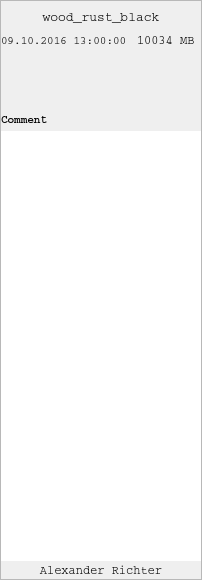
Above: lib/utils/ui/arUtil_preview.ui from alexanderrichtertd/plex before the change. Below: the same form after it.
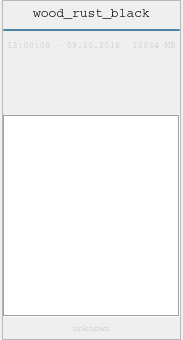
That is the form after the change. Icons and pictures are not drawn.

```diff
--- a/lib/utils/ui/arUtil_preview.ui
+++ b/lib/utils/ui/arUtil_preview.ui
@@ -6,8 +6,8 @@
    <rect>
     <x>0</x>
     <y>0</y>
-    <width>202</width>
-    <height>580</height>
+    <width>183</width>
+    <height>340</height>
    </rect>
   </property>
   <property name="windowTitle">
@@ -17,7 +17,16 @@
    <property name="spacing">
     <number>0</number>
    </property>
-   <property name="margin">
+   <property name="leftMargin">
+    <number>2</number>
+   </property>
+   <property name="topMargin">
+    <number>0</number>
+   </property>
+   <property name="rightMargin">
+    <number>2</number>
+   </property>
+   <property name="bottomMargin">
     <number>0</number>
    </property>
    <item>
@@ -56,11 +65,25 @@
        <number>0</number>
       </property>
       <item>
+       <widget class="QWidget" name="wgMeta" native="true">
+        <layout class="QVBoxLayout" name="verticalLayout_3">
+         <property name="spacing">
+          <number>4</number>
+         </property>
+         <property name="margin">
+          <number>0</number>
+         </property>
+         <item>
+          <layout class="QHBoxLayout" name="horizontalLayout_2">
+           <property name="bottomMargin">
+            <number>0</number>
+           </property>
+           <item>
        <widget class="QLabel" name="lblTitle">
         <property name="minimumSize">
          <size>
           <width>0</width>
-          <height>32</height>
+               <height>24</height>
          </size>
         </property>
         <property name="maximumSize">
@@ -71,6 +94,7 @@
         </property>
         <property name="font">
          <font>
+               <family>MS Shell Dlg 2</family>
           <pointsize>10</pointsize>
           <weight>50</weight>
           <bold>false</bold>
@@ -87,10 +111,31 @@
         </property>
        </widget>
       </item>
+          </layout>
+         </item>
+         <item>
+          <widget class="QProgressBar" name="progressBar">
+           <property name="maximumSize">
+            <size>
+             <width>16777215</width>
+             <height>2</height>
+            </size>
+           </property>
+           <property name="value">
+            <number>100</number>
+           </property>
+           <property name="textVisible">
+            <bool>false</bool>
+           </property>
+          </widget>
+         </item>
       <item>
        <layout class="QHBoxLayout" name="horizontalLayout">
-        <property name="spacing">
-         <number>10</number>
+           <property name="leftMargin">
+            <number>4</number>
+           </property>
+           <property name="rightMargin">
+            <number>4</number>
         </property>
         <property name="bottomMargin">
          <number>0</number>
@@ -105,49 +150,112 @@
           </property>
           <property name="font">
            <font>
-            <pointsize>8</pointsize>
+               <pointsize>7</pointsize>
            </font>
           </property>
           <property name="toolTip">
            <string>Date Modified</string>
           </property>
+             <property name="styleSheet">
+              <string notr="true">color: rgb(198, 198, 198);</string>
+             </property>
           <property name="text">
-           <string>09.10.2016 13:00:00</string>
+              <string>13:00:00 - 09.10.2016 </string>
+             </property>
+             <property name="alignment">
+              <set>Qt::AlignCenter</set>
           </property>
          </widget>
         </item>
+           <item>
+            <spacer name="horizontalSpacer">
+             <property name="orientation">
+              <enum>Qt::Horizontal</enum>
+             </property>
+             <property name="sizeHint" stdset="0">
+              <size>
+               <width>40</width>
+               <height>20</height>
+              </size>
+             </property>
+            </spacer>
+           </item>
         <item>
          <widget class="QLabel" name="lblSize">
           <property name="maximumSize">
            <size>
-            <width>96</width>
+               <width>16777215</width>
             <height>16777215</height>
            </size>
           </property>
+             <property name="font">
+              <font>
+               <pointsize>7</pointsize>
+              </font>
+             </property>
           <property name="toolTip">
            <string>File Size</string>
           </property>
+             <property name="styleSheet">
+              <string notr="true">color: rgb(198, 198, 198);</string>
+             </property>
           <property name="text">
            <string>10034 MB</string>
           </property>
+             <property name="alignment">
+              <set>Qt::AlignCenter</set>
+             </property>
          </widget>
         </item>
        </layout>
       </item>
+        </layout>
+       </widget>
+      </item>
       <item>
-       <widget class="QPushButton" name="btnPreview">
+       <widget class="QWidget" name="wgSnapshotImg" native="true">
+        <layout class="QVBoxLayout" name="verticalLayout_5">
+         <property name="spacing">
+          <number>0</number>
+         </property>
+         <property name="margin">
+          <number>0</number>
+         </property>
+         <item>
+          <layout class="QHBoxLayout" name="layPreviewImg">
+           <property name="topMargin">
+            <number>4</number>
+           </property>
+           <property name="bottomMargin">
+            <number>5</number>
+           </property>
+           <item>
+            <spacer name="horizontalSpacer_2">
+             <property name="orientation">
+              <enum>Qt::Horizontal</enum>
+             </property>
+             <property name="sizeHint" stdset="0">
+              <size>
+               <width>40</width>
+               <height>20</height>
+              </size>
+             </property>
+            </spacer>
+           </item>
+           <item>
+            <widget class="QPushButton" name="btnPreviewImg">
         <property name="maximumSize">
          <size>
-          <width>200</width>
-          <height>200</height>
+               <width>166666</width>
+               <height>166666</height>
          </size>
         </property>
         <property name="text">
          <string/>
         </property>
         <property name="icon">
-         <iconset>
-          <normaloff>:/placeholder/placeholder/shader.png</normaloff>:/placeholder/placeholder/shader.png</iconset>
+              <iconset resource="../../../img/img.qrc">
+               <normaloff>:/lbl/lbl/default.png</normaloff>:/lbl/lbl/default.png</iconset>
         </property>
         <property name="iconSize">
          <size>
@@ -155,37 +263,46 @@
           <height>200</height>
          </size>
         </property>
+             <property name="autoDefault">
+              <bool>false</bool>
+             </property>
+             <property name="default">
+              <bool>false</bool>
+             </property>
         <property name="flat">
          <bool>true</bool>
         </property>
        </widget>
       </item>
       <item>
-       <widget class="QWidget" name="widgetPreviewCreate" native="true">
-        <property name="minimumSize">
-         <size>
-          <width>0</width>
-          <height>32</height>
-         </size>
-        </property>
-        <property name="maximumSize">
+            <spacer name="horizontalSpacer_3">
+             <property name="orientation">
+              <enum>Qt::Horizontal</enum>
+             </property>
+             <property name="sizeHint" stdset="0">
          <size>
-          <width>16777215</width>
-          <height>32</height>
-         </size>
-        </property>
-        <layout class="QHBoxLayout" name="horizontalLayout_4">
+               <width>40</width>
+               <height>20</height>
+              </size>
+             </property>
+            </spacer>
+           </item>
+          </layout>
+         </item>
+         <item>
+          <widget class="QWidget" name="wgSnapshot" native="true">
+           <layout class="QHBoxLayout" name="layPreviewBtn">
          <property name="leftMargin">
-          <number>2</number>
+             <number>0</number>
          </property>
          <property name="topMargin">
-          <number>0</number>
+             <number>4</number>
          </property>
          <property name="rightMargin">
-          <number>2</number>
+             <number>0</number>
          </property>
          <property name="bottomMargin">
-          <number>0</number>
+             <number>4</number>
          </property>
          <item>
           <widget class="QPushButton" name="btnScreenshot">
@@ -223,7 +340,7 @@
           </widget>
          </item>
          <item>
-          <widget class="QPushButton" name="btnViewport">
+             <widget class="QPushButton" name="btnSnapshotViewport">
            <property name="minimumSize">
             <size>
              <width>0</width>
@@ -258,7 +375,7 @@
           </widget>
          </item>
          <item>
-          <widget class="QPushButton" name="btnRender">
+             <widget class="QPushButton" name="btnSnapshotRender">
            <property name="minimumSize">
             <size>
              <width>0</width>
@@ -295,107 +412,83 @@
         </layout>
        </widget>
       </item>
+        </layout>
+       </widget>
+      </item>
       <item>
-       <widget class="QWidget" name="widget_5" native="true">
-        <property name="maximumSize">
-         <size>
-          <width>16777215</width>
-          <height>16777215</height>
-         </size>
-        </property>
-        <layout class="QHBoxLayout" name="horizontalLayout_7">
+       <widget class="QWidget" name="wgComment" native="true">
+        <layout class="QVBoxLayout" name="verticalLayout_4">
          <property name="spacing">
-          <number>2</number>
+          <number>4</number>
          </property>
          <property name="leftMargin">
           <number>0</number>
          </property>
          <property name="topMargin">
-          <number>4</number>
+          <number>0</number>
          </property>
          <property name="rightMargin">
           <number>0</number>
          </property>
          <property name="bottomMargin">
-          <number>0</number>
-         </property>
-        </layout>
-       </widget>
-      </item>
-      <item>
-       <widget class="QLabel" name="lblCommentTop">
-        <property name="minimumSize">
-         <size>
-          <width>0</width>
-          <height>24</height>
-         </size>
-        </property>
-        <property name="maximumSize">
-         <size>
-          <width>16777215</width>
-          <height>22</height>
-         </size>
-        </property>
-        <property name="font">
-         <font>
-          <family>MS Shell Dlg 2</family>
-          <pointsize>8</pointsize>
-          <weight>75</weight>
-          <bold>true</bold>
-         </font>
-        </property>
-        <property name="text">
-         <string>Comment</string>
-        </property>
-        <property name="margin">
          <number>4</number>
         </property>
-       </widget>
-      </item>
       <item>
        <widget class="QPlainTextEdit" name="edtComment">
+           <property name="font">
+            <font>
+             <family>MS Shell Dlg 2</family>
+             <weight>50</weight>
+             <bold>false</bold>
+            </font>
+           </property>
         <property name="frameShape">
-         <enum>QFrame::NoFrame</enum>
+            <enum>QFrame::Box</enum>
         </property>
        </widget>
       </item>
       <item>
-       <layout class="QHBoxLayout" name="horizontalLayout_2">
+          <layout class="QHBoxLayout" name="horizontalLayout_3">
+           <property name="leftMargin">
+            <number>4</number>
+           </property>
+           <property name="rightMargin">
+            <number>4</number>
+           </property>
         <property name="bottomMargin">
          <number>0</number>
         </property>
         <item>
-         <widget class="QLabel" name="label">
-          <property name="minimumSize">
-           <size>
-            <width>18</width>
-            <height>18</height>
-           </size>
-          </property>
+            <widget class="QLabel" name="lblSoftwareIcon">
           <property name="maximumSize">
            <size>
-            <width>18</width>
-            <height>18</height>
+               <width>16</width>
+               <height>16</height>
            </size>
           </property>
           <property name="text">
            <string/>
           </property>
-          <property name="pixmap">
-           <pixmap resource="../../../img/img.qrc">:/user/user/defaultC.png</pixmap>
-          </property>
           <property name="scaledContents">
            <bool>true</bool>
           </property>
          </widget>
         </item>
         <item>
-         <widget class="QLabel" name="lblAuthor">
+            <widget class="QLabel" name="lblUser">
+             <property name="font">
+              <font>
+               <pointsize>7</pointsize>
+              </font>
+             </property>
           <property name="toolTip">
            <string>User Name</string>
           </property>
+             <property name="styleSheet">
+              <string notr="true">color: rgb(198, 198, 198);</string>
+             </property>
           <property name="text">
-           <string>Alexander Richter</string>
+              <string>unknown</string>
           </property>
           <property name="alignment">
            <set>Qt::AlignCenter</set>
@@ -403,22 +496,25 @@
          </widget>
         </item>
         <item>
-         <spacer name="horizontalSpacer">
-          <property name="orientation">
-           <enum>Qt::Horizontal</enum>
-          </property>
-          <property name="sizeType">
-           <enum>QSizePolicy::Fixed</enum>
-          </property>
-          <property name="sizeHint" stdset="0">
+            <widget class="QLabel" name="lblUserIcon">
+             <property name="maximumSize">
            <size>
-            <width>18</width>
-            <height>0</height>
-           </size>
-          </property>
-         </spacer>
-        </item>
-       </layout>
+               <width>16</width>
+               <height>16</height>
+              </size>
+             </property>
+             <property name="text">
+              <string/>
+             </property>
+             <property name="scaledContents">
+              <bool>true</bool>
+             </property>
+            </widget>
+           </item>
+          </layout>
+         </item>
+        </layout>
+       </widget>
       </item>
      </layout>
     </widget>
```
Lines whose indentation alone changed are shown as unchanged.
